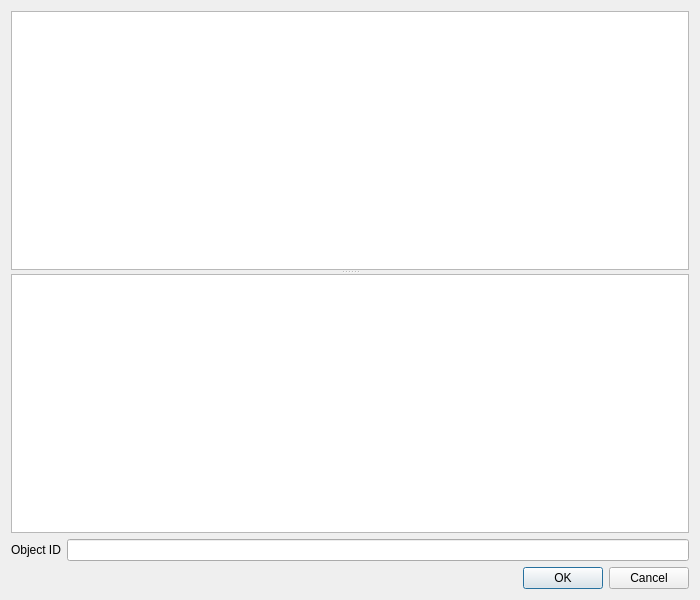
Above: ui/CommitBrowser.ui from git-cola/git-cola before the change. Below: the same form after it.
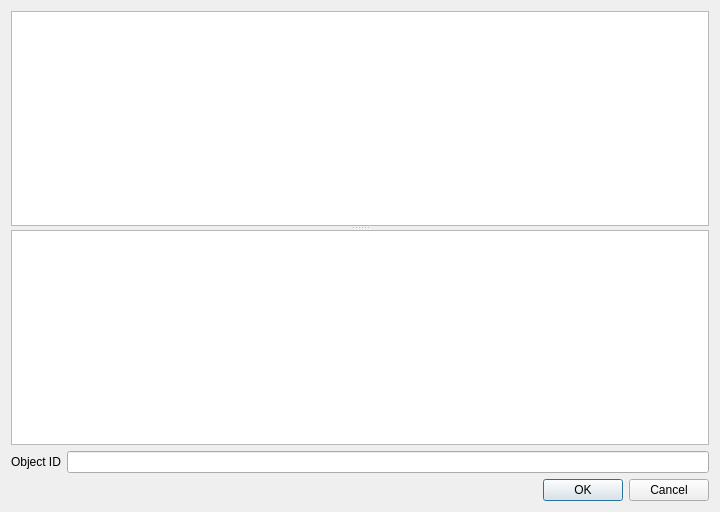
That is the form after the change.

What changed in the file:
```diff
--- a/ui/CommitBrowser.ui
+++ b/ui/CommitBrowser.ui
@@ -5,8 +5,8 @@
    <rect>
     <x>0</x>
     <y>0</y>
-    <width>700</width>
-    <height>600</height>
+    <width>720</width>
+    <height>512</height>
    </rect>
   </property>
   <property name="windowTitle" >
```
